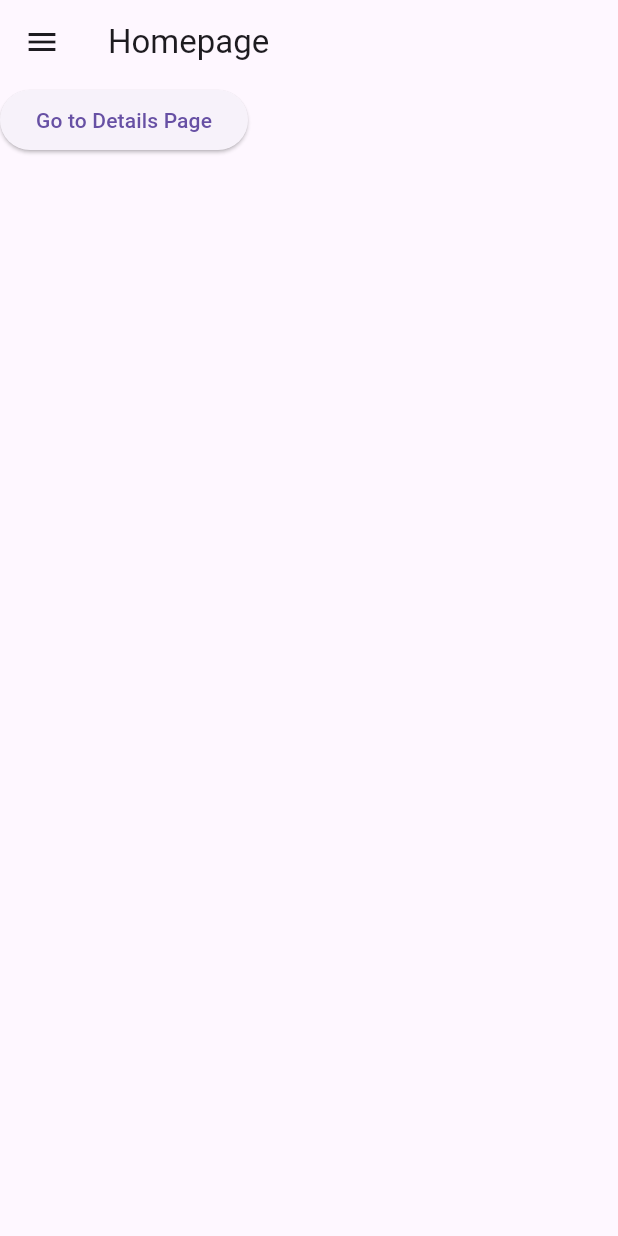
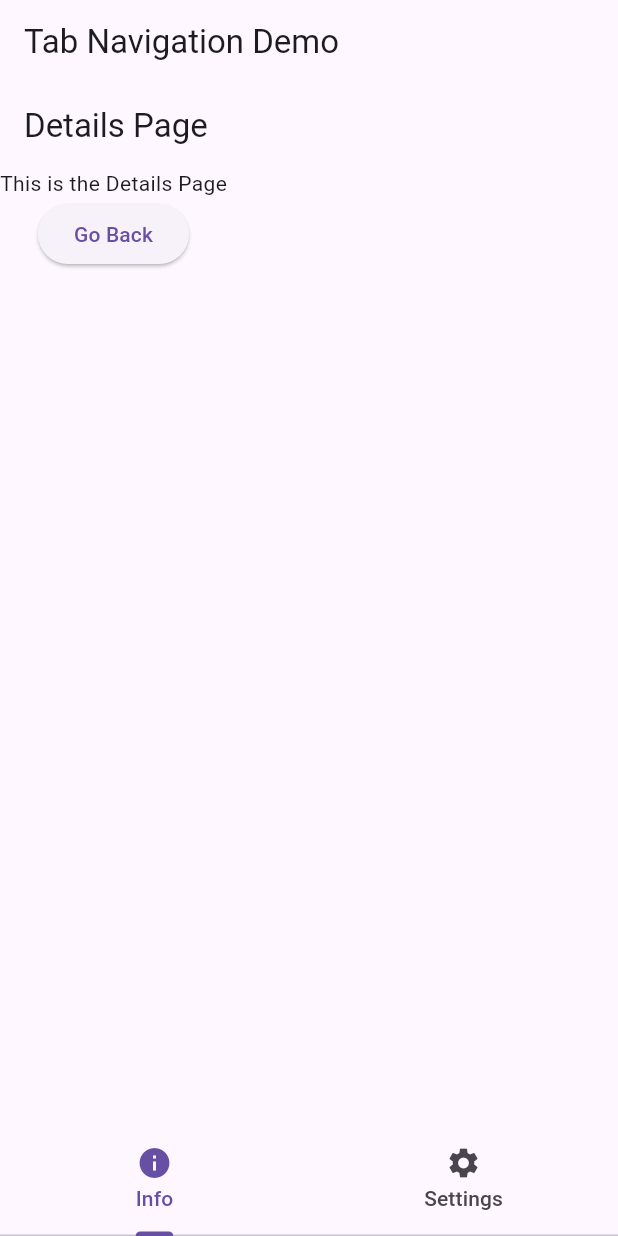
Before and after one commit to BraisonWabwire/flutter_app, a Flutter app: the screen it shows after launch, on a phone screen of 412 x 824 dp. Run offline on Flutter 3.47's test engine with Material 3 defaults, Android fonts, the phone set to English and light mode, and no system bars.

Commit message:
Learning Tabs in flutter

```diff
--- a/lib/homepage.dart
+++ b/lib/homepage.dart
@@ -1,60 +1,24 @@
 import 'package:flutter/cupertino.dart';
 import 'package:flutter/material.dart';
 import 'package:flutter_app/DetailsPage.dart';
+import 'package:flutter_app/settings.dart';
 
 class Homepage extends StatelessWidget {
   const Homepage({super.key});
 
   @override
   Widget build(BuildContext context) {
-    return Scaffold(
-      appBar: AppBar(title: const Text('Homepage')),
-      drawer: Drawer(
-        child: ListView(
-          padding: EdgeInsets.all(0),
-          children: [
-            const DrawerHeader(
-              decoration: BoxDecoration(color: Colors.blue),
-              child: Text(
-                'Navigation Menu',
-                style: TextStyle(
-                  color: Color.fromARGB(255, 246, 247, 248),
-                  fontSize: 24,
-                ),
-              ),
-            ),
-            ListTile(
-              leading: const Icon(Icons.home),
-              title: const Text('Home'),
-              onTap: () {
-                Navigator.pop(context); //close drawer
-              },
-            ),
-            ListTile(
-              leading: const Icon(Icons.info),
-              title: const Text("Details Page"),
-              onTap: () {
-                Navigator.push(
-                  context,
-                  MaterialPageRoute(builder: (context) => const DetailsPage()),
-                );
-              },
-            ),
+    return DefaultTabController(
+      length: 2,
+      child: Scaffold(
+        appBar: AppBar(title: const Text("Tab Navigation Demo")),
+        body: const TabBarView(children: [DetailsPage(), Settings()]),
+        bottomNavigationBar: const TabBar(
+          tabs: [
+            Tab(icon: Icon(Icons.info), text: 'Info'),
+            Tab(icon: Icon(Icons.settings), text: 'Settings'),
           ],
         ),
-      ),
-      body: Column(
-        children: [
-          ElevatedButton(
-            onPressed: () {
-              Navigator.push(
-                context,
-                MaterialPageRoute(builder: (context) => const DetailsPage()),
-              );
-            },
-            child: const Text('Go to Details Page'),
-          ),
-        ],
       ),
     );
   }
--- a/lib/main.dart
+++ b/lib/main.dart
@@ -15,8 +15,7 @@ class MyApp extends StatelessWidget {
     return MaterialApp(
       debugShowCheckedModeBanner: false,
       title: 'Drawer navigation Demo',
-      home: Homepage(),
-
+      home: const Homepage(),
     );
   }
 }
--- /dev/null
+++ b/lib/settings.dart
@@ -0,0 +1,10 @@
+import 'package:flutter/cupertino.dart';
+
+class Settings extends StatelessWidget {
+  const Settings({super.key});
+
+  @override
+  Widget build(BuildContext context) {
+    return const Text("This is the Settings Page");
+  }
+}
```
